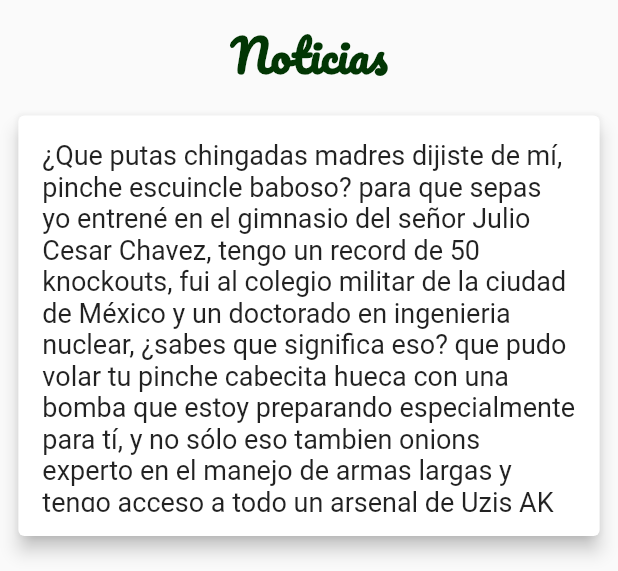
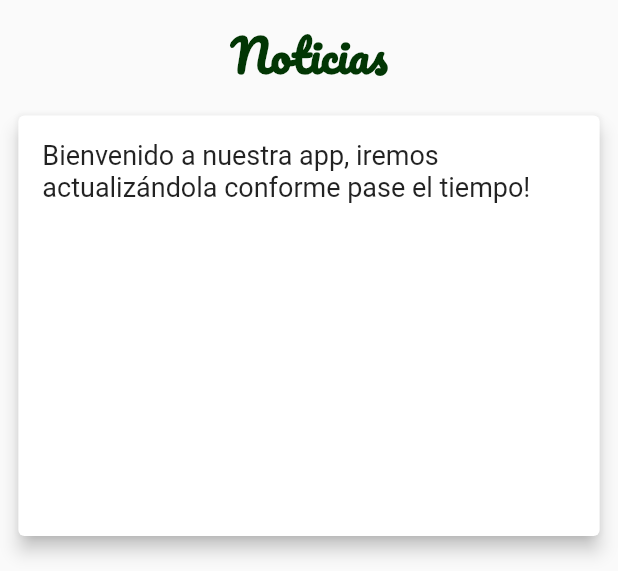
Before and after one commit to Haro1610/Proyecto-PAM-Vegan, a Flutter app: the Principal screen opened directly, on a phone screen of 412 x 824 dp, the part 150-721 px from its top. Run offline on Flutter 3.47's test engine with Material 2 defaults, Android fonts, the phone set to English and light mode, and no system bars; our stand-ins replace bloc, cloud_firestore, equatable, firebase_auth, firebase_core, flutter_bloc and 8 more; missing offline and left inert: flutter_phone_direct_caller; accounts and stored records are empty; network calls fail; Roboto replaces fonts that are missing (Overpass).

Commit message:
borrado richie phelps

```diff
--- a/lib/principal/principal.dart
+++ b/lib/principal/principal.dart
@@ -30,7 +30,7 @@ class _PrincipalState extends State<Principal> {
         "https://www.sabrosia.pr/resizer/U8dw60E4ucVskb2IH5vRcWVWlvw=/1440x0/filters:format(jpg):quality(70)/cloudfront-us-east-1.images.arcpublishing.com/metroworldnews/JDPCVRO6AFGATNQHEVA4EFZCTA.jpg";
     ;
     String _noticias =
-        "¿Que putas chingadas madres dijiste de mí, pinche escuincle baboso? para que sepas yo entrené en el gimnasio del señor Julio Cesar Chavez, tengo un record de 50 knockouts, fui al colegio militar de la ciudad de México y un doctorado en ingenieria nuclear, ¿sabes que significa eso? que pudo volar tu pinche cabecita hueca con una bomba que estoy preparando especialmente para tí, y no sólo eso tambien onions experto en el manejo de armas largas y tengo acceso a todo un arsenal de Uzis AK 47 y R-15s, si tan solo hubieras pensado un poquito más y no hubieras abierto el pinche hocico de perro que tienes, no tendrías que rezar por tu vida. En estos momentos estoy rastreando tu direción IP para ubicar tu domicilio, te vas cagar cuando veas un chingo de camionetas esperando en la entrada de tu casa para acriibillarte. Mis hombres estan bien armados y son muy temerarios, saben hacer muy bien su trabajo y están dispuestos a exterminar hasta la ultima puta celúla más pequeña e insignificantede tu puta miserable existencia, escucha bien mis palabras nene, que ya no hay vuelta atrás, vete despidiendo de tu miserable existencia, escucha bien mis palabras nene, que ya no hay vuelta atrás, vete despidiendo de tu miserable vida cabrón, voy a convertir tus ultimas horas de vida en un autentico infierno, estas bien pinche muerto nene, estas bien pinche muerto.";
+        "Bienvenido a nuestra app, iremos actualizándola conforme pase el tiempo!";
     var _pagesList = [
       Column(
         children: [
```
